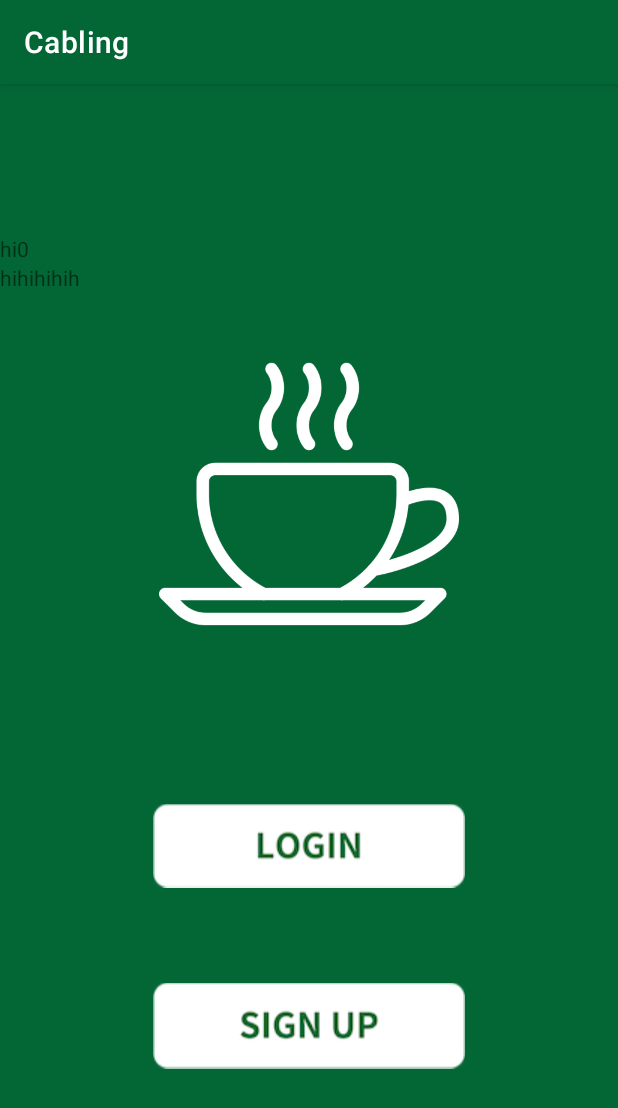
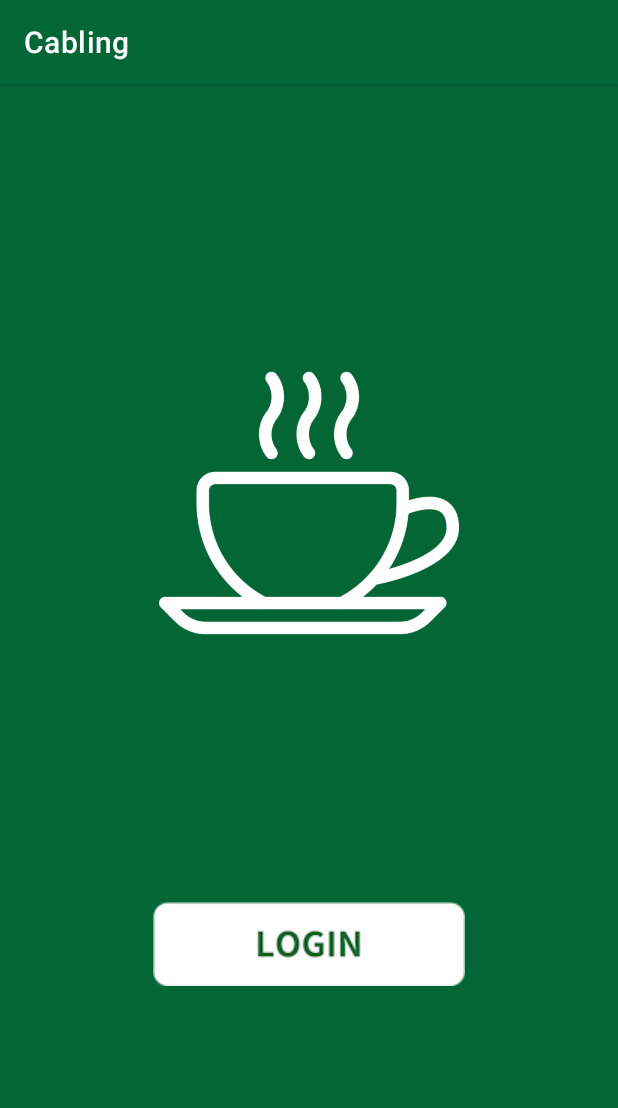
Before and after one commit to LimSoYoung522/Cabling, an Android app: the screen it shows after launch (MainActivity), on a phone screen of 412 x 824 dp. Shown: the top 1108 px of the screen. Run offline under Robolectric (Android 15) with nearby library versions, the phone set to English and light mode, and no system bars.

Commit message:
erase try

```diff
--- a/app/src/main/res/layout/activity_main.xml
+++ b/app/src/main/res/layout/activity_main.xml
@@ -9,16 +9,6 @@
     android:paddingTop="100dp"
     android:paddingBottom="100dp"
     tools:context=".MainActivity">
-
-    <TextView
-        android:layout_width="wrap_content"
-        android:layout_height="wrap_content"
-        android:text="hi0"/>
-
-    <TextView
-        android:layout_width="wrap_content"
-        android:layout_height="wrap_content"
-        android:text="hihihihih"/>
 
     <ImageView
         android:id="@+id/logo"
@@ -42,14 +32,4 @@
         app:srcCompat="@drawable/login"
         android:background="@android:color/transparent"/>
 
-    <ImageButton
-        android:id="@+id/signupbutton"
-        android:layout_width="wrap_content"
-        android:layout_height="wrap_content"
-        android:layout_gravity="center"
-        android:layout_weight="1"
-        android:scaleType="fitCenter"
-        app:srcCompat="@drawable/signup"
-        android:background="@android:color/transparent"/>
-
 </LinearLayout>
```
